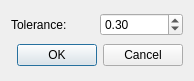
Old version of the form source/VISUAL/DIALOGS/SpectrumAlignmentDialog.ui in the repository open-ms/all-svn-branches.
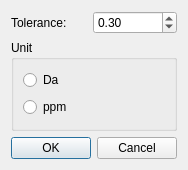
New version of the form.

```diff
--- a/source/VISUAL/DIALOGS/SpectrumAlignmentDialog.ui
+++ b/source/VISUAL/DIALOGS/SpectrumAlignmentDialog.ui
@@ -5,14 +5,14 @@
    <rect>
     <x>0</x>
     <y>0</y>
-    <width>194</width>
-    <height>81</height>
+    <width>178</width>
+    <height>170</height>
    </rect>
   </property>
   <property name="windowTitle" >
    <string>Spectrum alignment</string>
   </property>
-  <layout class="QVBoxLayout" name="verticalLayout" >
+  <layout class="QVBoxLayout" name="verticalLayout_2" >
    <item>
     <layout class="QHBoxLayout" name="horizontalLayout" >
      <item>
@@ -24,6 +24,9 @@
      </item>
      <item>
       <widget class="QDoubleSpinBox" name="tolerance_spinbox" >
+       <property name="maximum" >
+        <double>1000000.000000000000000</double>
+       </property>
        <property name="singleStep" >
         <double>0.010000000000000</double>
        </property>
@@ -34,6 +37,29 @@
      </item>
     </layout>
    </item>
+   <item>
+    <widget class="QGroupBox" name="unit_group" >
+     <property name="title" >
+      <string>Unit</string>
+     </property>
+     <layout class="QVBoxLayout" name="verticalLayout" >
+      <item>
+       <widget class="QRadioButton" name="da" >
+        <property name="text" >
+         <string>Da</string>
+        </property>
+       </widget>
+      </item>
+      <item>
+       <widget class="QRadioButton" name="ppm" >
+        <property name="text" >
+         <string>ppm</string>
+        </property>
+       </widget>
+      </item>
+     </layout>
+    </widget>
+   </item>
    <item>
     <widget class="QDialogButtonBox" name="buttonBox" >
      <property name="orientation" >
```
